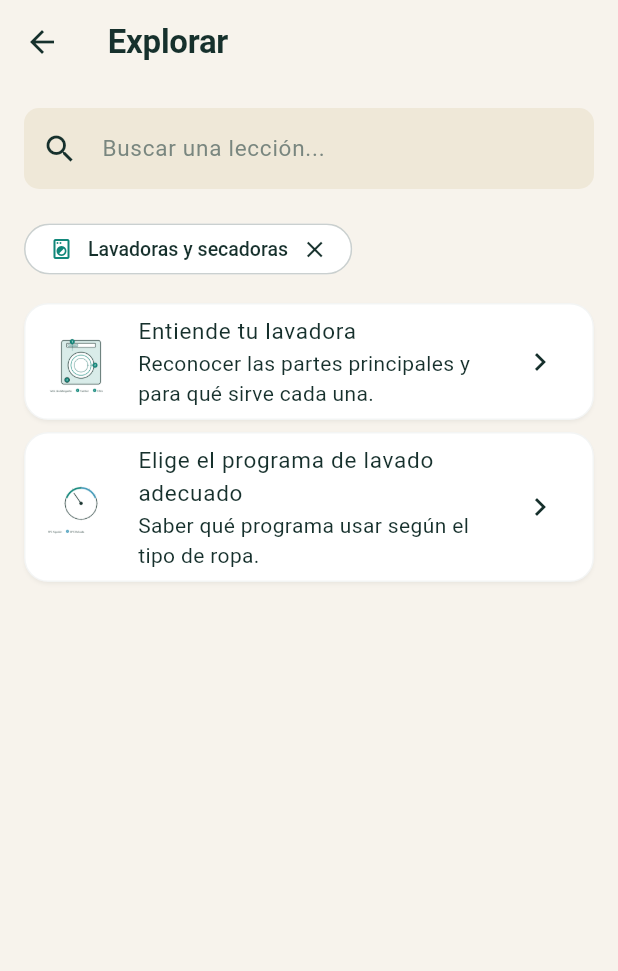
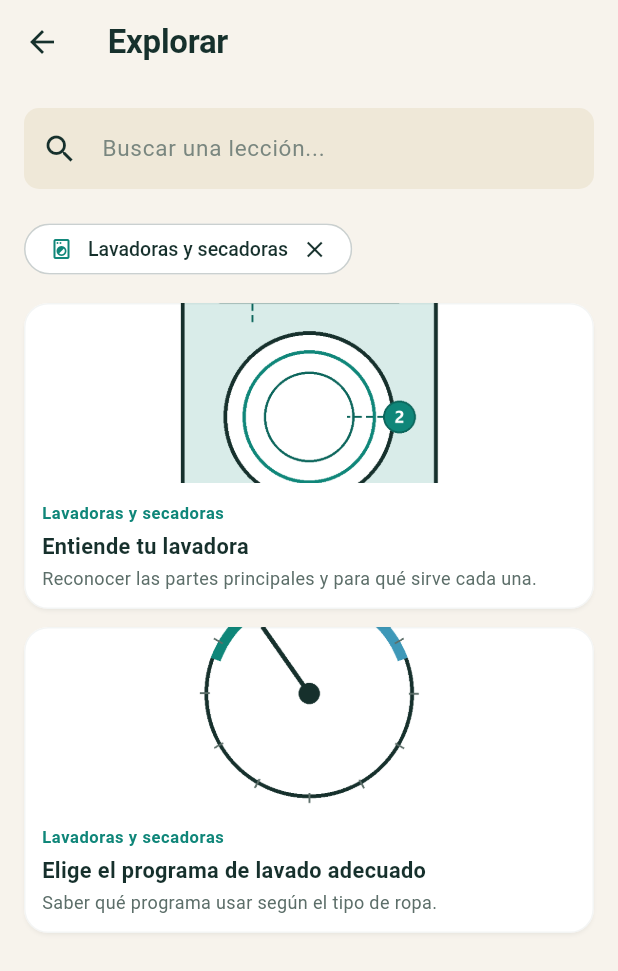
Before and after one commit to luisgc020300-beep/Lumio, a Flutter app: the ExplorarTab screen opened directly, after a tap on "Lavadoras y secadoras", on a phone screen of 412 x 824 dp. Shown: the top 971 px of the screen. Run offline on Flutter 3.47's test engine with Material 3 defaults, Android fonts, the phone set to English and light mode, and no system bars; our stand-ins replace cached_network_image, cloud_firestore, cloud_functions, firebase_analytics, firebase_auth, firebase_core and 4 more; missing offline and left inert: firebase_app_check; accounts and stored records are empty.

Commit message:
feat: rediseno de Inicio y Explorar -- tarjetas visuales con ilustracion
Ultima pieza grande del prompt "Lumio 2.0". Con las 9 lecciones ya
ilustradas tenia sentido apoyar el diseno en imagen real, no solo texto.

- TarjetaLeccionVisual (nuevo, en leccion_screen.dart, reutilizado por
  ambas pantallas): ilustracion como cabecera + categoria/titulo/
  objetivo, con fallback a icono si una leccion futura no tiene imagen.
- Explorar: resultados pasan de ListTile a estas tarjetas visuales.
- Inicio: las dos acciones principales pasan a ir lado a lado (tarjeta
  compacta, toda el area tactil, sin boton interno); "Tus
  electrodomesticos" y "Para empezar" pasan de listas verticales a
  carruseles horizontales, el segundo ya con la ilustracion de cada
  leccion.
- MiniaturaLeccion (el icono/miniatura pequeña de la fase anterior)
  eliminado por quedar sin ningun uso tras este cambio -- sustituido
  por TarjetaLeccionVisual en los dos sitios donde se usaba.

Ninguna fuente de datos ni pantalla de destino cambia -- es
reestructuracion de presentacion, reutilizando LumioColors/LumioRadius/
LumioSpace en todo momento.

flutter analyze: 0 issues. flutter test: 44/44 + 1 skip ya documentado
(sin relacion con este cambio).

Co-Authored-By: Claude Sonnet 5 <noreply@anthropic.com>

```diff
--- a/lib/screens/explorar_tab.dart
+++ b/lib/screens/explorar_tab.dart
@@ -112,19 +112,10 @@ class _ExplorarTabState extends State<ExplorarTab> {
                     )
                   : ListView.builder(
                       itemCount: lecciones.length,
-                      itemBuilder: (context, i) {
-                        final l = lecciones[i];
-                        return Card(
-                          margin: const EdgeInsets.only(bottom: 8),
-                          child: ListTile(
-                            leading: MiniaturaLeccion(leccion: l),
-                            title: Text(l.titulo),
-                            subtitle: Text(l.objetivo, maxLines: 2, overflow: TextOverflow.ellipsis),
-                            trailing: const Icon(Icons.chevron_right),
-                            onTap: () => abrirLeccion(context, l),
-                          ),
-                        );
-                      },
+                      itemBuilder: (context, i) => Padding(
+                        padding: const EdgeInsets.only(bottom: LumioSpace.s3),
+                        child: TarjetaLeccionVisual(leccion: lecciones[i]),
+                      ),
                     ),
             ),
           ],
--- a/lib/screens/leccion_screen.dart
+++ b/lib/screens/leccion_screen.dart
@@ -348,24 +348,62 @@ Future<void> abrirLeccion(BuildContext context, Leccion leccion) async {
   }
 }
 
-/// Miniatura para las listas de lecciones (Explorar, Inicio) -- la
-/// primera ilustración de catálogo de la lección si tiene alguna, o el
-/// icono genérico de siempre si todavía no tiene ninguna.
-class MiniaturaLeccion extends StatelessWidget {
-  const MiniaturaLeccion({required this.leccion, this.size = 44, super.key});
+/// Tarjeta de lección con la ilustración como cabecera -- usada en los
+/// resultados de Explorar y en el carrusel "Para empezar" de Inicio.
+/// Con las 9 lecciones del catálogo ya ilustradas (ver
+/// lib/data/catalogo_lecciones.dart) esto siempre tiene una imagen real
+/// que mostrar; el fallback con icono es solo para que una lección
+/// futura sin ilustración no rompa el diseño.
+class TarjetaLeccionVisual extends StatelessWidget {
+  const TarjetaLeccionVisual({required this.leccion, this.width, super.key});
   final Leccion leccion;
-  final double size;
+  final double? width;
 
   @override
   Widget build(BuildContext context) {
     final asset = leccion.primeraIlustracion;
-    if (asset == null) {
-      return Icon(Icons.auto_stories_outlined, color: context.colors.brand);
-    }
-    return ExcludeSemantics(
-      child: ClipRRect(
-        borderRadius: BorderRadius.circular(LumioRadius.xs),
-        child: Image.asset(asset, width: size, height: size, fit: BoxFit.cover),
+    return SizedBox(
+      width: width,
+      child: Card(
+        clipBehavior: Clip.antiAlias,
+        margin: EdgeInsets.zero,
+        child: InkWell(
+          onTap: () => abrirLeccion(context, leccion),
+          child: Column(
+            crossAxisAlignment: CrossAxisAlignment.start,
+            mainAxisSize: MainAxisSize.min,
+            children: [
+              if (asset != null)
+                ExcludeSemantics(child: Image.asset(asset, height: 120, width: double.infinity, fit: BoxFit.cover))
+              else
+                Container(
+                  height: 120,
+                  width: double.infinity,
+                  color: context.colors.surfaceMuted,
+                  alignment: Alignment.center,
+                  child: Icon(Icons.auto_stories_outlined, color: context.colors.brand, size: 32),
+                ),
+              Padding(
+                padding: const EdgeInsets.all(LumioSpace.s3),
+                child: Column(
+                  crossAxisAlignment: CrossAxisAlignment.start,
+                  children: [
+                    Text(
+                      leccion.categoria.etiqueta,
+                      style: TextStyle(fontSize: 11, fontWeight: FontWeight.w700, letterSpacing: 0.4, color: context.colors.brand),
+                      maxLines: 1,
+                      overflow: TextOverflow.ellipsis,
+                    ),
+                    const SizedBox(height: 4),
+                    Text(leccion.titulo, style: const TextStyle(fontSize: 14.5, fontWeight: FontWeight.w600), maxLines: 2, overflow: TextOverflow.ellipsis),
+                    const SizedBox(height: 2),
+                    Text(leccion.objetivo, style: TextStyle(fontSize: 12, color: context.colors.inkMuted), maxLines: 2, overflow: TextOverflow.ellipsis),
+                  ],
+                ),
+              ),
+            ],
+          ),
+        ),
       ),
     );
   }
```
Also changed, not shown: lib/screens/home_tab.dart (+76 -43 lines), 1 other file.
